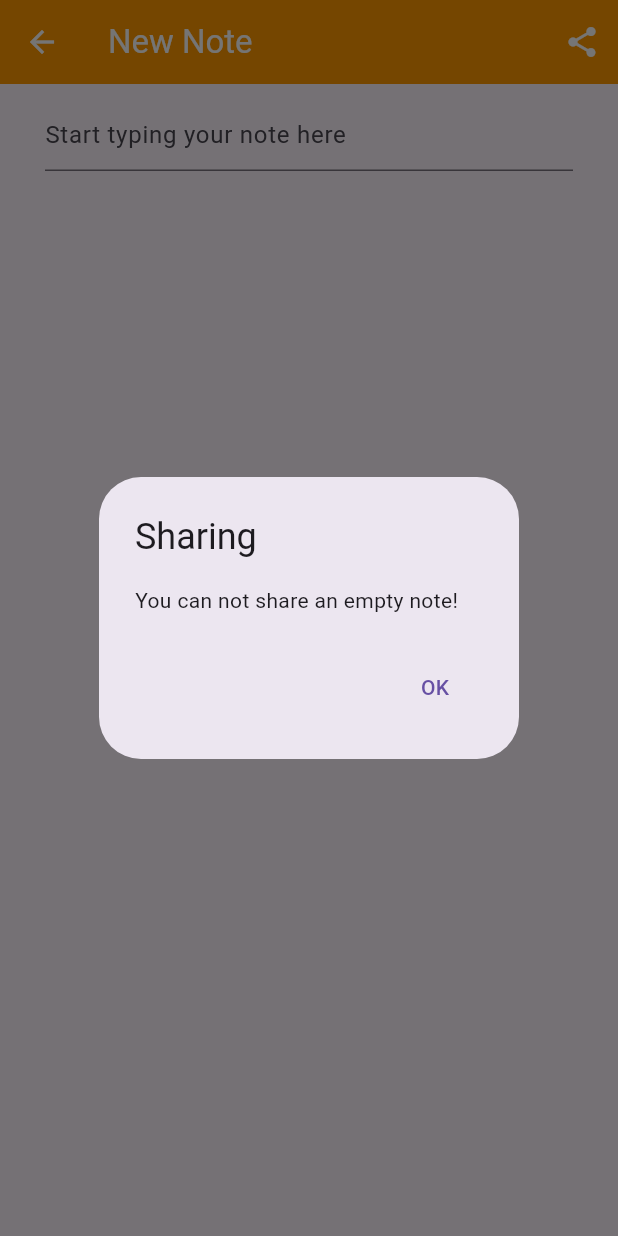
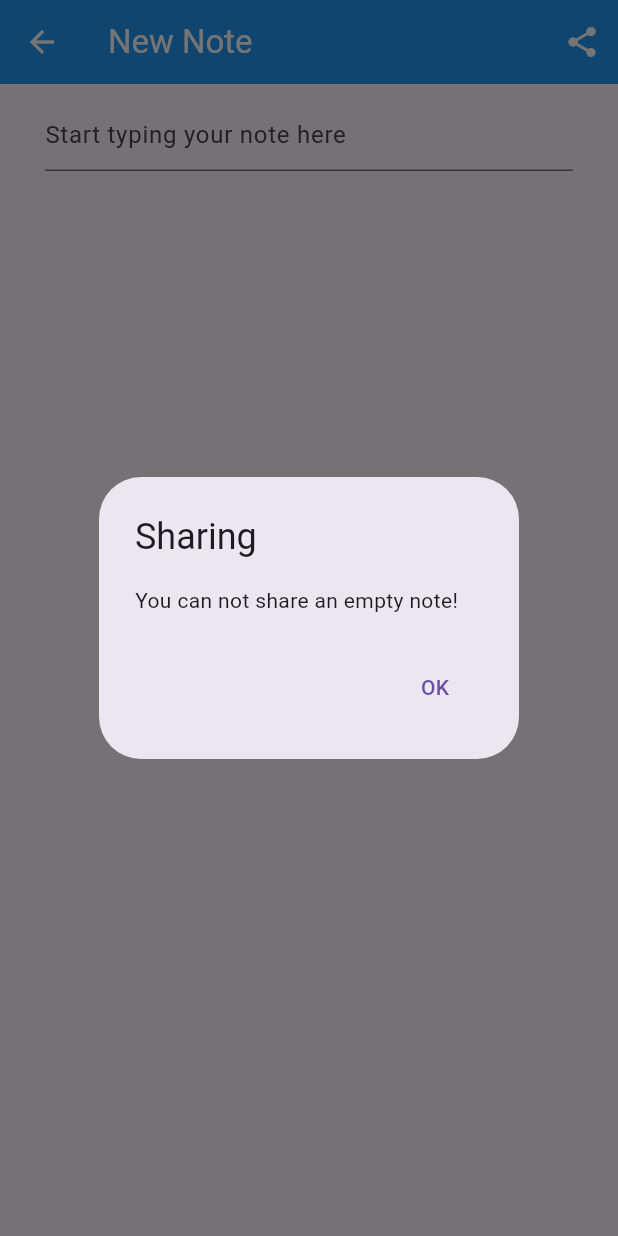
Before and after one commit to JamoliddinVahobov/notes-app, a Flutter app: the CreateUpdateNoteView screen opened by its route, after a tap on the "share" icon, on a phone screen of 412 x 824 dp. Run offline on Flutter 3.47's test engine with Material 3 defaults, Android fonts, the phone set to English and light mode, and no system bars; our stand-ins replace bloc, cloud_firestore, equatable, firebase_auth, firebase_core, flutter_bloc and 1 more; accounts and stored records are empty.

```diff
--- a/lib/views/notes/create_update_note_view.dart
+++ b/lib/views/notes/create_update_note_view.dart
@@ -115,7 +115,7 @@ class _CreateUpdateNoteViewState extends State<CreateUpdateNoteView> {
             ),
           ),
         ],
-        backgroundColor: Colors.orange,
+        backgroundColor: Colors.blue,
       ),
       body: Padding(
         padding:
--- a/lib/views/notes/notes_view.dart
+++ b/lib/views/notes/notes_view.dart
@@ -76,7 +76,7 @@ class _NotesViewState extends State<NotesView> {
           'Your notes',
           style: TextStyle(color: Colors.white),
         ),
-        backgroundColor: Colors.orange,
+        backgroundColor: Colors.blue,
       ),
       body: Padding(
         padding: const EdgeInsets.only(left: 10),
```
Also changed, not shown: lib/bloc/bloc.dart (deleted, +0 -204 lines), lib/services/crud/crud_exceptions.dart (deleted, +0 -19 lines), lib/services/crud/notes_service.dart (deleted, +0 -358 lines), pubspec.lock, 1 other file.
